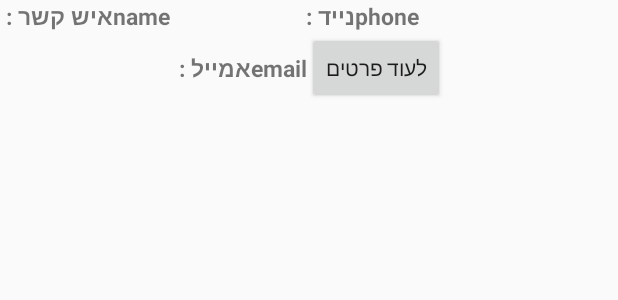
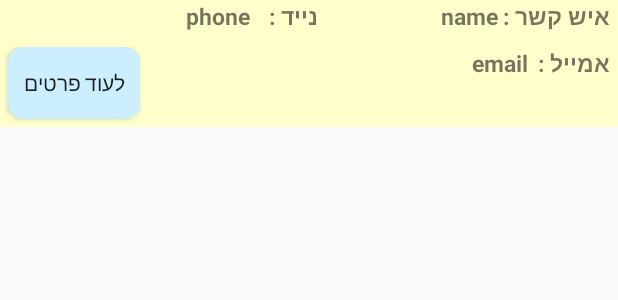
Before and after one commit to nisimth/TenderApp, an Android app: the layout list_item.xml on its own in the app's theme, with its tools: preview values and no code run, on a phone screen of 412 x 824 dp. Shown: the top 300 px of the screen. Run offline under Robolectric (Android 15) with nearby library versions, the phone set to English and light mode, and no system bars.

Commit message:
31.07.2018 xml changes

```diff
--- a/app/src/main/java/com/skyapps/bennyapp/tenders/ExpandableListAdapter.java
+++ b/app/src/main/java/com/skyapps/bennyapp/tenders/ExpandableListAdapter.java
@@ -195,7 +195,7 @@ public class ExpandableListAdapter extends BaseExpandableListAdapter {
 
 
         if (tender.calcTimer(tender.getStartTender(),tender.getStartTime())  >= 0) {
-            time.setText("טרם \n התחיל");
+            time.setText("טרם\nהתחיל");
 
         } else if (tender.calcTimer(tender.getEndTender(),tender.getEndTime()) <= 0) {
             time.setText("עבר הזמן");
--- a/app/src/main/java/com/skyapps/bennyapp/tenders/privateTenders.java
+++ b/app/src/main/java/com/skyapps/bennyapp/tenders/privateTenders.java
@@ -207,7 +207,7 @@ public class privateTenders extends Fragment {
                 listAdapter = new ExpandableListAdapter(getContext(), listDataHeader, listDataChild);
                 expListView.setAdapter(listAdapter);
 
-                counter.setText(" ( " +listDataHeader.size()+ " ) ");
+                counter.setText("(" +listDataHeader.size()+ ")");
                 mProgressDialog.dismiss();
 
             }
--- /dev/null
+++ b/app/src/main/res/drawable/rounded2.xml
@@ -0,0 +1,9 @@
+<?xml version="1.0" encoding="utf-8"?>
+<shape xmlns:android="http://schemas.android.com/apk/res/android"
+    android:shape="rectangle">
+    <solid android:color="#cceeff" />
+    <corners android:bottomRightRadius="10dp"
+        android:bottomLeftRadius="10dp"
+        android:topRightRadius="10dp"
+        android:topLeftRadius="10dp"/>
+</shape>
--- a/app/src/main/res/layout/list_item.xml
+++ b/app/src/main/res/layout/list_item.xml
@@ -1,24 +1,23 @@
 <?xml version="1.0" encoding="utf-8"?>
-<LinearLayout xmlns:android="http://schemas.android.com/apk/res/android"
+<RelativeLayout xmlns:android="http://schemas.android.com/apk/res/android"
     android:layout_width="match_parent"
     android:layout_height="wrap_content"
-    android:orientation="vertical" >
+    android:orientation="vertical"
+    android:background="#ffffcc">
 
-    <LinearLayout
+    <RelativeLayout
+        android:id="@+id/contact_q"
         android:orientation="horizontal"
         android:layout_width="match_parent"
         android:layout_height="wrap_content">
-
-        <LinearLayout
-            android:layout_width="200dp"
-            android:layout_height="wrap_content">
-
             <TextView
                 android:text="איש קשר : "
                 android:textStyle="bold"
                 android:textSize="15dp"
                 android:layout_width="wrap_content"
-                android:layout_height="wrap_content" />
+                android:layout_height="wrap_content"
+                android:layout_alignParentRight="true"
+                android:layout_marginRight="5dp"/>
 
             <TextView
                 android:text="name"
@@ -26,20 +25,19 @@
                 android:textStyle="bold"
                 android:textSize="15dp"
                 android:layout_width="wrap_content"
-                android:layout_height="wrap_content" />
+                android:layout_height="wrap_content"
+                android:layout_alignParentRight="true"
+                android:layout_marginRight="80dp"/>
 
-        </LinearLayout>
-
-        <LinearLayout
-            android:layout_width="200dp"
-            android:layout_height="wrap_content">
 
             <TextView
                 android:text="נייד : "
                 android:textStyle="bold"
                 android:textSize="15dp"
                 android:layout_width="wrap_content"
-                android:layout_height="wrap_content" />
+                android:layout_height="wrap_content"
+                android:layout_alignParentRight="true"
+                android:layout_marginRight="200dp"/>
 
             <TextView
                 android:text="phone"
@@ -47,52 +45,60 @@
                 android:textStyle="bold"
                 android:textSize="15dp"
                 android:layout_width="wrap_content"
-                android:layout_height="wrap_content" />
-
-        </LinearLayout>
+                android:layout_height="wrap_content"
+                android:layout_alignParentRight="true"
+                android:layout_marginRight="245dp"/>
 
 
-
+    </RelativeLayout>
+    <LinearLayout
+        android:id="@+id/l"
+        android:orientation="horizontal"
+        android:layout_width="match_parent"
+        android:layout_height="10dp"
+        android:layout_below="@+id/contact_q"
+        android:background="#ffffcc">
     </LinearLayout>
 
-    <LinearLayout
-        android:gravity="center"
-        android:orientation="horizontal"
+    <RelativeLayout
+        android:id="@+id/contact_b"
         android:layout_width="match_parent"
-        android:layout_height="wrap_content">
-
-        <LinearLayout
-            android:layout_width="wrap_content"
-            android:layout_height="wrap_content">
+        android:layout_height="wrap_content"
+        android:layout_below="@id/l">
 
             <TextView
                 android:text="אמייל : "
                 android:textStyle="bold"
                 android:textSize="15dp"
                 android:layout_width="wrap_content"
-                android:layout_height="wrap_content" />
+                android:layout_height="wrap_content"
+                android:layout_alignParentRight="true"
+                android:layout_marginRight="5dp"/>
 
             <TextView
                 android:text="email"
                 android:id="@+id/email"
                 android:textStyle="bold"
                 android:textSize="15dp"
+
                 android:layout_width="wrap_content"
-                android:layout_height="wrap_content" />
+                android:layout_height="wrap_content"
+                android:layout_alignParentRight="true"
+                android:layout_marginRight="60dp"/>
 
-        </LinearLayout>
-        <LinearLayout
-            android:layout_width="wrap_content"
-            android:layout_height="wrap_content">
 
             <Button
                 android:text="לעוד פרטים"
                 android:id="@+id/details"
                 android:layout_width="wrap_content"
-                android:layout_height="wrap_content" />
+                android:layout_height="wrap_content"
+                android:background="@drawable/rounded2"
+                android:layout_alignParentLeft="true"
+                android:layout_marginBottom="5dp"
+                android:layout_marginLeft="5dp"/>
 
-        </LinearLayout>
 
-    </LinearLayout>
 
-</LinearLayout>
+    </RelativeLayout>
+
+</RelativeLayout>
```
Also changed, not shown: app/src/main/java/com/skyapps/bennyapp/tenders/tabs/DetailsTab.java (+16 -3 lines), app/src/main/res/drawable/rounded_btn.xml (added, +9 -0 lines), app/src/main/res/layout/fragment_private_tenders.xml (+86 -43 lines), app/src/main/res/layout/list_group.xml (+13 -6 lines), app/src/main/res/drawable/calendar.png (added), app/src/main/res/drawable/cell_phone.png (added).
